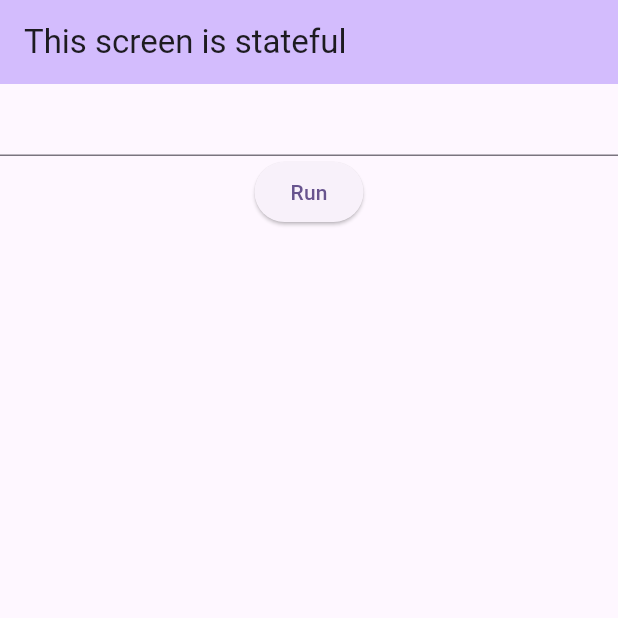
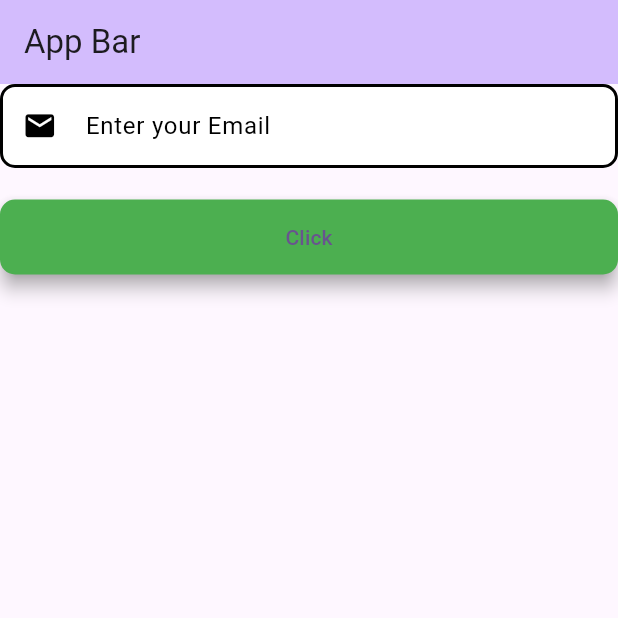
Before and after one commit to FathimaShums/stateful_lesson, a Flutter app: the screen it shows after launch, on a phone screen of 412 x 824 dp, the top half of it. Run offline on Flutter 3.47's test engine with Material 3 defaults, Android fonts, the phone set to English and light mode, and no system bars.

Commit message:
Added All Decorative Elements

```diff
--- a/lib/myHome.dart
+++ b/lib/myHome.dart
@@ -10,53 +10,108 @@ class MyHomeScreen extends StatefulWidget {
 }
 
 class _MyHomeScreenState extends State<MyHomeScreen> {
-  TextEditingController usernameController = TextEditingController();
-  var resulttxt = "Result Goes here:";
-  var usernametxt = "";
+  TextEditingController tx = TextEditingController();
+  var x = "";
+  var email = "";
   final _loginFormKey = GlobalKey<FormState>();
-
-  void validateForm() {
-    if (_loginFormKey.currentState!.validate()) {
-      // You specify things to do when the form validations are all met...
-      print("All validaitons are done");
-    }
-  }
 
   @override
   Widget build(BuildContext context) {
     return Scaffold(
         appBar: AppBar(
           backgroundColor: Theme.of(context).colorScheme.inversePrimary,
-        title: Text("This screen is stateful "),
+          title: Text('App Bar'),
         ),
         body: Form(
           key: _loginFormKey,
           child: Column(
             children: [
               TextFormField(
+                decoration: InputDecoration(
+                  hintStyle: TextStyle(color: Colors.black),
+                  hintText: 'Enter your Email',
+                  prefixIcon: Padding(
+                    padding: EdgeInsets.fromLTRB(15, 0, 15, 0),
+                    child: Icon(
+                      Icons.email,
+                      size: 23,
+                      color: Colors.black,
+                    ),
+                  ),
+                  fillColor: Colors.white,
+                  filled: true,
+                  enabledBorder: OutlineInputBorder(
+                    borderRadius: BorderRadius.all(Radius.circular(10)),
+                    borderSide: BorderSide(
+                      width: 2.0,
+                    ),
+                  ),
+                  focusedBorder: OutlineInputBorder(
+                    borderRadius: BorderRadius.all(Radius.circular(10)),
+                    borderSide: BorderSide(
+                      color: Colors.green,
+                      width: 2.0,
+                    ),
+                  ),
+                  focusedErrorBorder: OutlineInputBorder(
+                    borderRadius: BorderRadius.all(Radius.circular(10)),
+                    borderSide: BorderSide(
+                      color: Colors.red,
+                      width: 2.0,
+                    ),
+                  ),
+                  errorBorder: OutlineInputBorder(
+                    borderRadius: BorderRadius.all(Radius.circular(10)),
+                    borderSide: BorderSide(
+                      color: Colors.red,
+                      width: 2.0,
+                    ),
+                  ),
+                  errorStyle: TextStyle(color: Colors.redAccent),
+                ),
+                style: TextStyle(color: Colors.black),
+                validator: (val) => val!.isEmpty || val.length != 10
+                    ? 'Enter a 10 Digit phone number' //Error Message
+                    : null,
                 onChanged: (val) {
                   setState(() {
-                  usernametxt = val;
+                    email = val;
                   });
-                //validateForm();
-              },
-              validator: (value) {
-                if (value!.length < 10) {
-                  return "Username has to have atleast 10 characters";
-                }
                 },
               ),
-            ElevatedButton(
+              Text(x),
+              SizedBox(
+                width: double.infinity,
+                child: ElevatedButton(
+                  style: ButtonStyle(
+                      padding: WidgetStateProperty.all<EdgeInsets>(
+                          EdgeInsets.all(15)),
+                      backgroundColor:
+                          WidgetStateProperty.all<Color>(Colors.green),
+                      shadowColor: WidgetStateProperty.all<Color>(Colors.grey),
+                      elevation: WidgetStateProperty.resolveWith<double>(
+                        (Set<WidgetState> states) {
+                          if (states.contains(WidgetState.pressed)) return 10;
+                          return 5; // default elevation
+                        },
+                      ),
+                      shape: WidgetStateProperty.all<RoundedRectangleBorder>(
+                        RoundedRectangleBorder(
+                          borderRadius: BorderRadius.circular(10),
+                        ),
+                      ),
+                      animationDuration: Duration(milliseconds: 200)),
                   onPressed: () {
-                // Will have to call the form validations.
-                validateForm();
+                    if (_loginFormKey.currentState!.validate()) {}
+                    setState(() {
+                      x = tx.text;
+                    });
                   },
-              child: Text('Run'),
+                  child: Text('Click'),
                 ),
-            Text(usernametxt)
+              )
             ],
           ),
-      ),
-    );
+        ));
   }
 }
```
Lines whose indentation alone changed are shown as unchanged.
